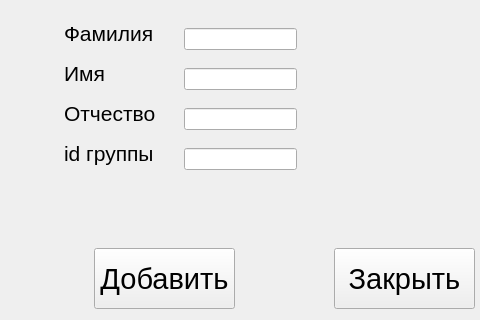
This is form.ui in dcherep/student as Qt 5 draws it before an edit; both pictures show x 156 to 636 and y 142 to 462 of the 800 by 600 pixel window. The edited form follows.
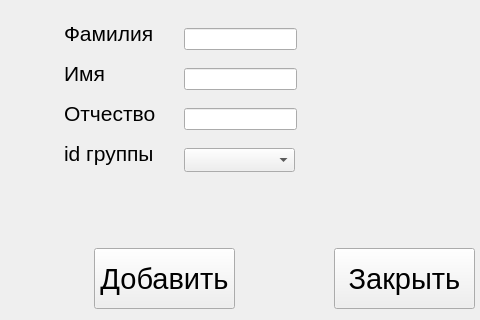
This is the edited form.

Patch:
```diff
--- a/form.ui
+++ b/form.ui
@@ -184,20 +184,15 @@
     </font>
    </property>
   </widget>
-  <widget class="QLineEdit" name="lineEdit_4">
+  <widget class="QComboBox" name="comboBox">
    <property name="geometry">
     <rect>
      <x>340</x>
      <y>290</y>
-     <width>113</width>
-     <height>22</height>
+     <width>111</width>
+     <height>24</height>
     </rect>
    </property>
-   <property name="font">
-    <font>
-     <pointsize>12</pointsize>
-    </font>
-   </property>
   </widget>
  </widget>
  <resources/>
```
